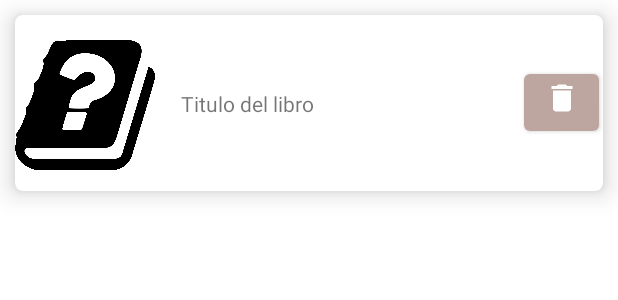
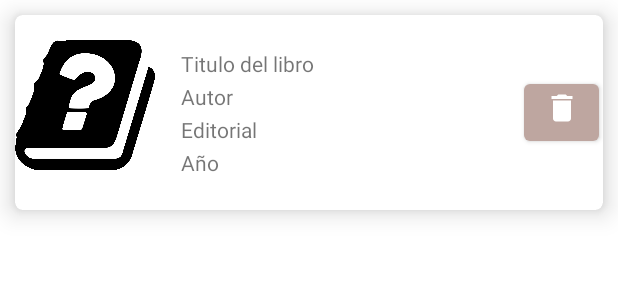
Before and after one commit to DavidARG/Biblioteca, an Android app: the layout item.xml on its own in the app's theme, with its tools: preview values and no code run, on a phone screen of 412 x 824 dp. Shown: the top 300 px of the screen. Run offline under Robolectric (Android 15) with nearby library versions, the phone set to English and light mode, and no system bars.

Commit message:
Se realizaron cambios de lista

```diff
--- a/app/src/main/res/layout/item.xml
+++ b/app/src/main/res/layout/item.xml
@@ -18,7 +18,7 @@
         <LinearLayout
             android:id="@+id/linearLayout"
             android:layout_width="wrap_content"
-            android:layout_height="117dp"
+            android:layout_height="130dp"
             android:orientation="horizontal">
 
             <ImageView
@@ -57,6 +57,70 @@
                         tools:text="Titulo del libro" />
                 </LinearLayout>
 
+                <LinearLayout
+                    android:layout_width="match_parent"
+                    android:layout_height="wrap_content"
+                    android:orientation="horizontal">
+
+                    <TextView
+                        android:layout_width="wrap_content"
+                        android:layout_height="wrap_content"
+                        android:layout_marginEnd="5dp"
+
+                        android:textSize="16sp"
+                        android:textStyle="bold" />
+
+                    <TextView
+                        android:id="@+id/author_tv"
+                        android:layout_width="0dp"
+                        android:layout_height="wrap_content"
+                        android:layout_weight="1"
+                        android:textSize="14sp"
+                        tools:text="Autor" />
+                </LinearLayout>
+
+                <LinearLayout
+                    android:layout_width="match_parent"
+                    android:layout_height="wrap_content"
+                    android:orientation="horizontal">
+
+                    <TextView
+                        android:layout_width="wrap_content"
+                        android:layout_height="wrap_content"
+                        android:layout_marginEnd="5dp"
+                        android:textSize="16sp"
+                        android:textStyle="bold" />
+
+                    <TextView
+                        android:id="@+id/publisher_tv"
+                        android:layout_width="0dp"
+                        android:layout_height="wrap_content"
+                        android:layout_weight="1"
+                        android:textSize="14sp"
+                        tools:text="Editorial" />
+                </LinearLayout>
+
+                <LinearLayout
+                    android:layout_width="match_parent"
+                    android:layout_height="wrap_content"
+                    android:orientation="horizontal">
+
+                    <TextView
+                        android:layout_width="wrap_content"
+                        android:layout_height="wrap_content"
+                        android:layout_marginEnd="5dp"
+                        android:textSize="16sp"
+                        android:textStyle="bold" />
+
+                    <TextView
+                        android:id="@+id/year_tv"
+                        android:layout_width="0dp"
+                        android:layout_height="wrap_content"
+                        android:layout_weight="1"
+                        android:textSize="14sp"
+                        tools:text="Año" />
+                </LinearLayout>
+
             </LinearLayout>
 
             <LinearLayout
```
